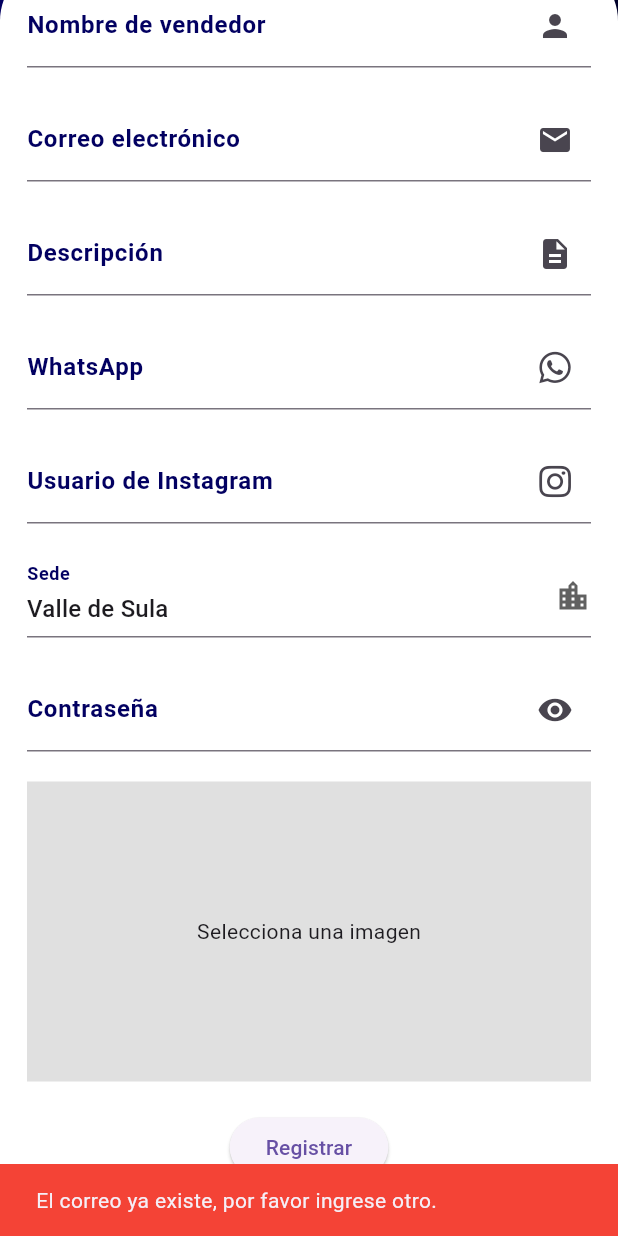
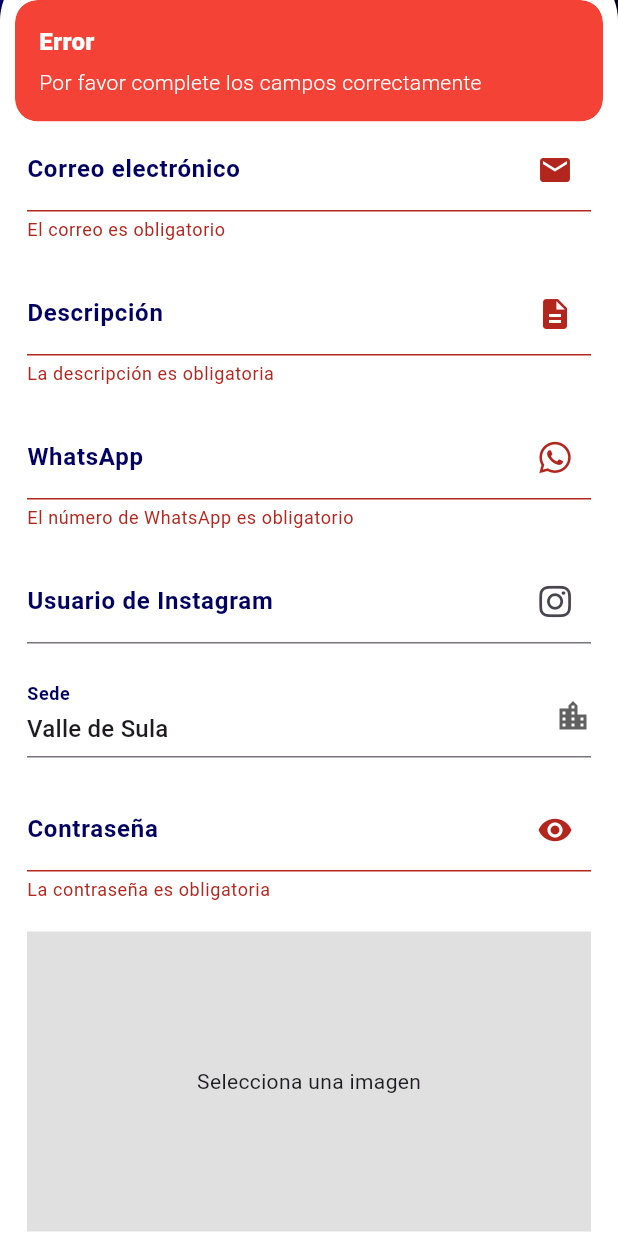
Before and after one commit to DanielGiron20/pumitasEmprendedores, a Flutter app: the RegistroPage screen opened by its route, scrolled down 226 dp, after a tap on "Registrar", on a phone screen of 412 x 824 dp. Run offline on Flutter 3.47's test engine with Material 3 defaults, Android fonts, the phone set to English and light mode, and no system bars; our stand-ins replace animate_do, cloud_firestore, firebase_auth, firebase_core, firebase_storage, font_awesome_flutter and 4 more; accounts and stored records are empty.

Commit message:
Correccion de validaciones en registro

```diff
--- a/lib/registro_page.dart
+++ b/lib/registro_page.dart
@@ -259,6 +259,19 @@ void _showTerms(BuildContext context) {
 
 
 void _validateEmail() async {
+  // Verificar si el formulario es válido
+  if (!(_formKey.currentState?.validate() ?? false)) {
+    // Si la validación falla, mostrar un mensaje de error y retornar
+    Get.snackbar(
+      'Error',
+      'Por favor complete los campos correctamente',
+      backgroundColor: Colors.red,
+      colorText: Colors.white,
+    );
+    return; // Salir de la función si los campos no son válidos
+  }
+
+  // Si los campos están bien, entonces proceder con las validaciones del correo y nombre
   String email = _correoController.text.trim();
   QuerySnapshot querySnapshot = await FirebaseFirestore.instance
       .collection('sellers')
@@ -281,15 +294,17 @@ void _showTerms(BuildContext context) {
   } else if (querySnapshot2.docs.isNotEmpty) {
     ScaffoldMessenger.of(context).showSnackBar(
       const SnackBar(
-          content:
-              Text('El nombre de usuario ya existe, por favor ingrese otro.'),
+        content: Text('El nombre de usuario ya existe, por favor ingrese otro.'),
         backgroundColor: Colors.red,
       ),
     );
   } else {
+    // Si todo está bien, mostrar los términos y condiciones
     _showTerms(context);
   }
 }
+
+
 
   @override
   Widget build(BuildContext context) {
```
Lines whose indentation alone changed are shown as unchanged.
